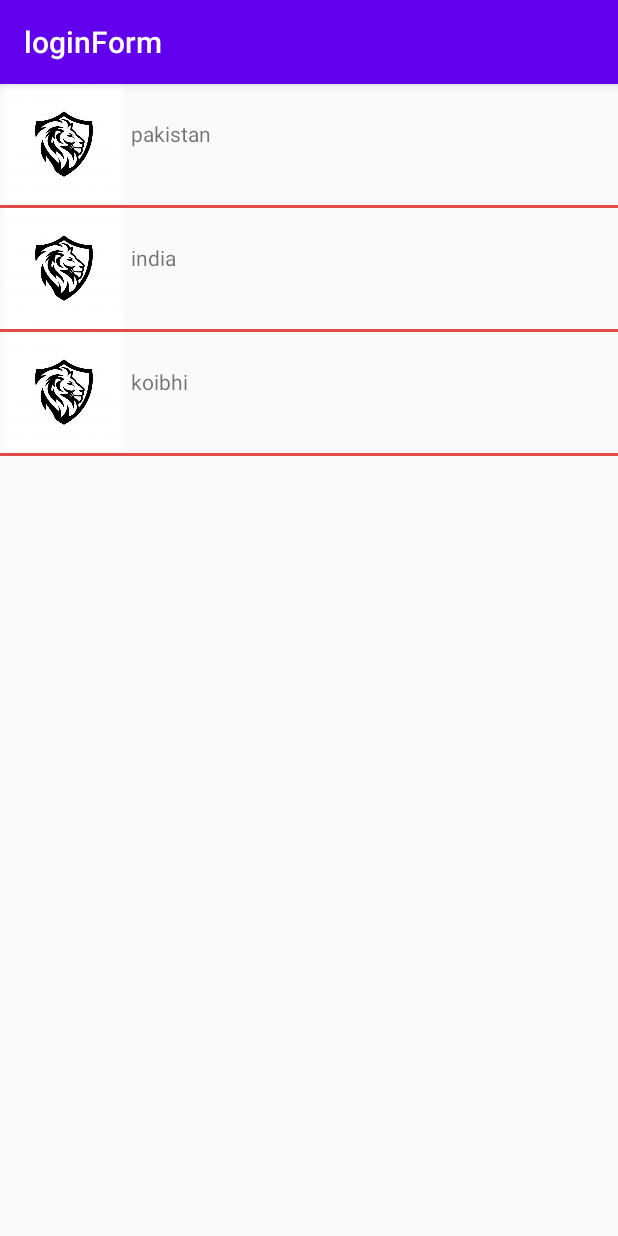
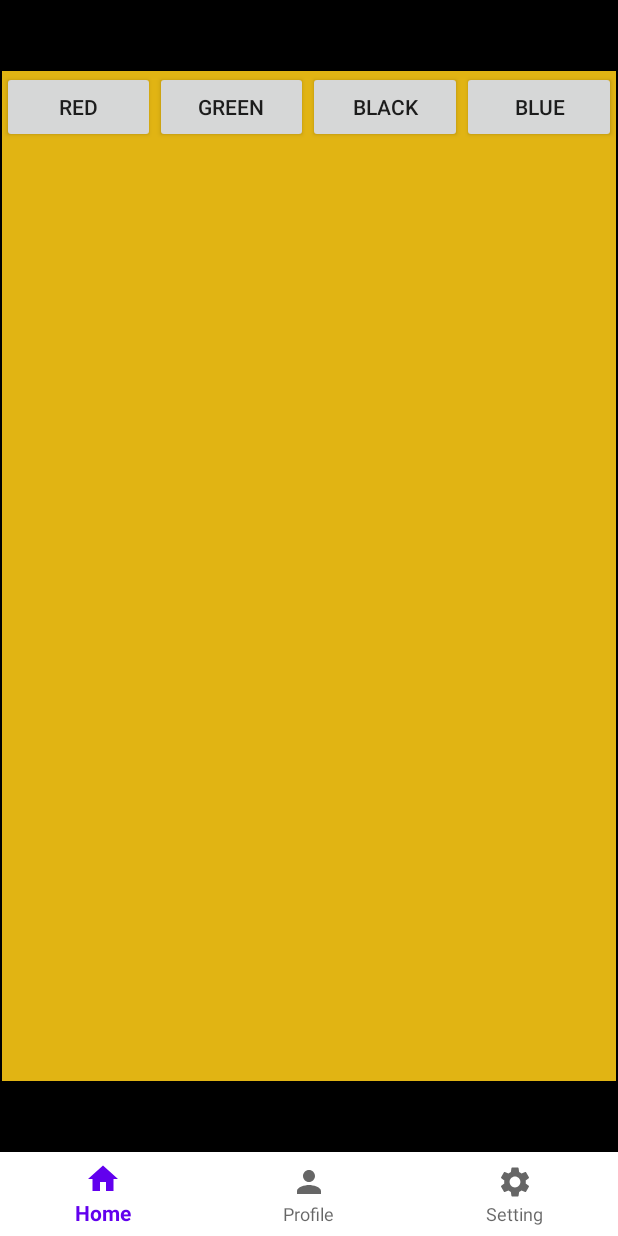
Before and after one commit to SalmanRajp00t/Mazdoor_App, an Android app: the screen it shows after launch (listview before the commit, Home after it), on a phone screen of 412 x 824 dp. Run offline under Robolectric (Android 15) with nearby library versions, the phone set to English and light mode, and no system bars.

Commit message:
home page text design

```diff
--- a/app/src/main/java/com/example/loginform/Home.java
+++ b/app/src/main/java/com/example/loginform/Home.java
@@ -1,14 +1,47 @@
 package com.example.loginform;
 
+import android.annotation.SuppressLint;
+import android.os.Bundle;
+import android.view.MenuItem;
+
+import androidx.annotation.NonNull;
 import androidx.appcompat.app.AppCompatActivity;
 
-import android.os.Bundle;
+import com.google.android.material.bottomnavigation.BottomNavigationView;
+import com.google.android.material.navigation.NavigationBarView;
 
 public class Home extends AppCompatActivity {
+
+
+    BottomNavigationView bottomNavigationView;
+     black_Fragment blackFragment=new black_Fragment();
+     blue_Fragment blueFragment =new blue_Fragment();
+     green_Fragment greenFragment = new green_Fragment();
 
     @Override
     protected void onCreate(Bundle savedInstanceState) {
         super.onCreate(savedInstanceState);
         setContentView(R.layout.activity_home);
+
+        bottomNavigationView = findViewById(R.id.bottomNavigationView);
+
+        getSupportFragmentManager().beginTransaction().replace(R.id.container,blackFragment).commit();
+
+        bottomNavigationView.setOnItemSelectedListener(item -> {
+            switch (item.getItemId()){
+                case R.id.black:
+                    getSupportFragmentManager().beginTransaction().replace(R.id.container,blackFragment).commit();
+                    return true;
+                case R.id.blue:
+                    getSupportFragmentManager().beginTransaction().replace(R.id.container,blueFragment).commit();
+                    return true;
+                case R.id.green:
+                    getSupportFragmentManager().beginTransaction().replace(R.id.container,greenFragment).commit();
+                    return true;
+            }
+
+            return false;
+        });
+        getSupportActionBar().hide();
     }
 }
--- a/app/src/main/res/layout/activity_fragment.xml
+++ b/app/src/main/res/layout/activity_fragment.xml
@@ -8,10 +8,6 @@
     android:background="#E1B413"
     android:layout_height="match_parent"
     tools:context=".fragment">
-
-
-
-
   <LinearLayout
       android:layout_width="match_parent"
       android:layout_height="wrap_content"
--- a/app/src/main/res/layout/activity_home.xml
+++ b/app/src/main/res/layout/activity_home.xml
@@ -5,6 +5,13 @@
     android:layout_width="match_parent"
     android:layout_height="match_parent"
     tools:context=".Home">
+
+    <FrameLayout
+        android:layout_width="match_parent"
+        android:layout_height="match_parent"
+        android:id="@+id/container"
+        />
+
 
     <com.google.android.material.bottomnavigation.BottomNavigationView
         android:id="@+id/bottomNavigationView"
@@ -27,4 +34,5 @@
         app:layout_constraintStart_toStartOf="parent"
         app:layout_constraintTop_toTopOf="parent"
         app:navGraph="@navigation/myname" />
+
 </androidx.constraintlayout.widget.ConstraintLayout>
--- a/app/src/main/res/layout/fragment_green_.xml
+++ b/app/src/main/res/layout/fragment_green_.xml
@@ -7,12 +7,65 @@
     tools:context=".green_Fragment">
 
 
-    <TextView
-        android:layout_width="wrap_content"
-        android:layout_height="wrap_content"
-        android:text="Salman"
-        android:textStyle="bold"
-        android:textSize="32dp"
-        android:layout_gravity="center"
-        android:textColor="#ffff"/>
+    <LinearLayout
+        xmlns:app="http://schemas.android.com/apk/res-auto"
+        android:layout_width="match_parent"
+        android:orientation="vertical"
+        android:background="#E1B413"
+        android:layout_height="match_parent"
+        tools:context=".fragment">
+
+
+
+
+        <LinearLayout
+            android:layout_width="match_parent"
+            android:layout_height="wrap_content"
+            android:orientation="horizontal">
+
+
+
+            <Button
+                android:id="@+id/red"
+                android:layout_width="wrap_content"
+                android:layout_height="wrap_content"
+                android:layout_weight="1"
+                android:text="Red" />
+
+
+            <Button
+                android:id="@+id/green"
+                android:layout_width="wrap_content"
+                android:layout_height="wrap_content"
+                android:layout_weight="1"
+                android:text="Green" />
+
+
+            <Button
+                android:id="@+id/black"
+                android:layout_width="wrap_content"
+                android:layout_height="wrap_content"
+                android:layout_weight="1"
+                android:text="Black" />
+
+
+            <Button
+                android:id="@+id/blue"
+                android:layout_width="wrap_content"
+                android:layout_height="wrap_content"
+                android:layout_weight="1"
+                android:text="Blue" />
+
+        </LinearLayout>
+
+
+
+        <LinearLayout
+            android:id="@+id/layout"
+            android:layout_width="match_parent"
+            android:layout_height="match_parent"
+            android:orientation="horizontal">
+
+        </LinearLayout>
+    </LinearLayout>
 </FrameLayout>
--- a/app/src/main/res/menu/bottom_menu.xml
+++ b/app/src/main/res/menu/bottom_menu.xml
@@ -2,12 +2,12 @@
 <menu xmlns:android="http://schemas.android.com/apk/res/android">
 
     <item
-        android:id="@+id/firsttFragment"
+        android:id="@+id/green_Fragment"
         android:title="Home" android:icon="@drawable/ic_home"/>
     <item
-        android:id="@+id/thorddFragment"
+        android:id="@+id/red_Fragment"
         android:title="Profile" android:icon="@drawable/ic_baseline_person_24"/>
     <item
-        android:id="@+id/secnnFragment"
+        android:id="@+id/blue_Fragment"
         android:title="Setting" android:icon="@drawable/ic_settings"/>
 </menu>
--- a/app/src/main/res/navigation/myname.xml
+++ b/app/src/main/res/navigation/myname.xml
@@ -3,21 +3,21 @@
     xmlns:app="http://schemas.android.com/apk/res-auto"
     xmlns:tools="http://schemas.android.com/tools"
     android:id="@+id/myname"
-    app:startDestination="@id/firsttFragment">
+    app:startDestination="@id/green_Fragment">
 
     <fragment
-        android:id="@+id/firsttFragment"
-        android:name="com.example.loginform.firsttFragment"
-        android:label="fragment_firstt"
-        tools:layout="@layout/fragment_firstt" />
+        android:id="@+id/black_Fragment"
+        android:name="com.example.loginform.black_Fragment"
+        android:label="fragment_black_"
+        tools:layout="@layout/fragment_black_" />
     <fragment
-        android:id="@+id/secnnFragment"
-        android:name="com.example.loginform.secnnFragment"
-        android:label="fragment_secnn"
-        tools:layout="@layout/fragment_secnn" />
+        android:id="@+id/blue_Fragment"
+        android:name="com.example.loginform.blue_Fragment"
+        android:label="fragment_blue_"
+        tools:layout="@layout/fragment_blue_" />
     <fragment
-        android:id="@+id/thorddFragment"
-        android:name="com.example.loginform.thorddFragment"
-        android:label="fragment_thordd"
-        tools:layout="@layout/fragment_thordd" />
+        android:id="@+id/green_Fragment"
+        android:name="com.example.loginform.green_Fragment"
+        android:label="fragment_green_"
+        tools:layout="@layout/fragment_green_" />
 </navigation>
```
Also changed, not shown: app/src/main/AndroidManifest.xml (+5 -2 lines), app/src/main/java/com/example/loginform/project_1.java (added, +14 -0 lines), app/src/main/res/layout/activity_project1.xml (added, +54 -0 lines).
